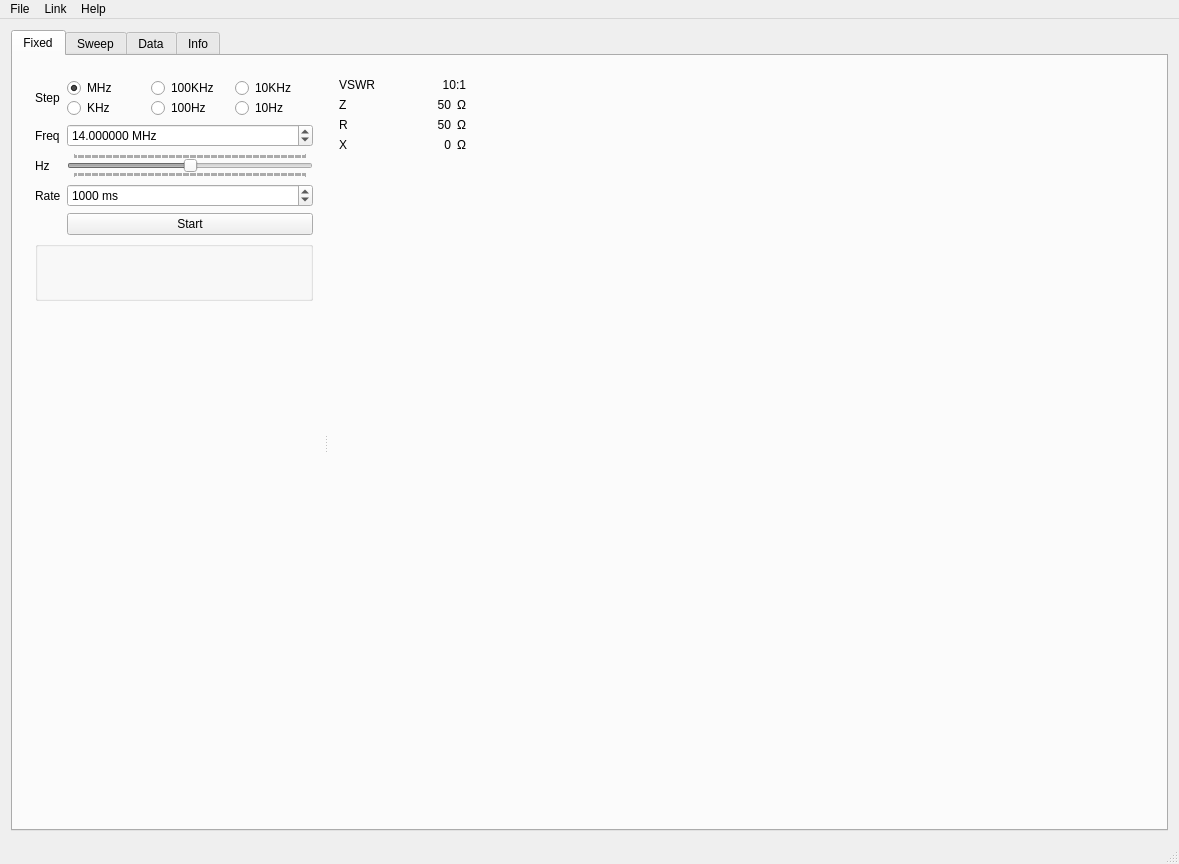
Qt form mainwindow.ui (OnnoBH/sark-100-antenna-analyzer) before a commit.
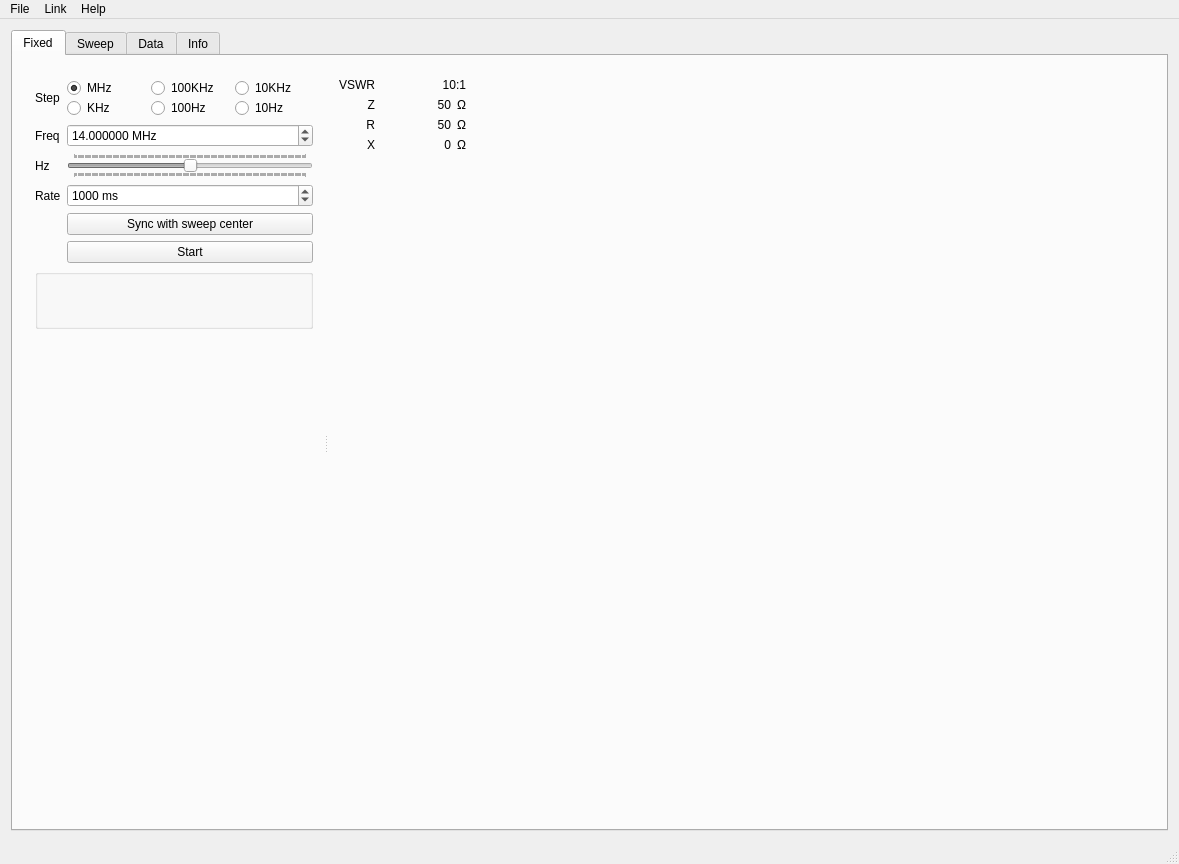
The same form after that commit. Icons and pictures are not drawn. Custom widgets are drawn as their Qt base class.

Commit message: Included monitor sync with sweep center

What changed in the file:
```diff
--- a/mainwindow.ui
+++ b/mainwindow.ui
@@ -218,6 +218,13 @@
                 </item>
                </layout>
               </item>
+              <item row="6" column="1">
+               <widget class="QPushButton" name="monStartBtn">
+                <property name="text">
+                 <string>Start</string>
+                </property>
+               </widget>
+              </item>
               <item row="2" column="0">
                <widget class="QLabel" name="label_25">
                 <property name="text">
@@ -245,9 +252,9 @@
                </widget>
               </item>
               <item row="5" column="1">
-               <widget class="QPushButton" name="monStartBtn">
+               <widget class="QPushButton" name="monitorSync">
                 <property name="text">
-                 <string>Start</string>
+                 <string>Sync with sweep center</string>
                 </property>
                </widget>
               </item>
@@ -294,6 +301,9 @@
               <property name="text">
                <string>X</string>
               </property>
+              <property name="alignment">
+               <set>Qt::AlignRight|Qt::AlignTrailing|Qt::AlignVCenter</set>
+              </property>
              </widget>
             </item>
             <item row="3" column="2">
@@ -324,6 +334,9 @@
               <property name="text">
                <string>R</string>
               </property>
+              <property name="alignment">
+               <set>Qt::AlignRight|Qt::AlignTrailing|Qt::AlignVCenter</set>
+              </property>
              </widget>
             </item>
             <item row="0" column="3">
@@ -385,19 +398,6 @@
               </property>
              </widget>
             </item>
-            <item row="1" column="0">
-             <widget class="QLabel" name="label_16">
-              <property name="sizePolicy">
-               <sizepolicy hsizetype="Maximum" vsizetype="Preferred">
-                <horstretch>0</horstretch>
-                <verstretch>0</verstretch>
-               </sizepolicy>
-              </property>
-              <property name="text">
-               <string>Z</string>
-              </property>
-             </widget>
-            </item>
             <item row="4" column="0" colspan="3">
              <spacer name="verticalSpacer_4">
               <property name="orientation">
@@ -489,6 +489,16 @@
               </property>
              </widget>
             </item>
+            <item row="1" column="0">
+             <widget class="QLabel" name="label_16">
+              <property name="text">
+               <string>Z</string>
+              </property>
+              <property name="alignment">
+               <set>Qt::AlignRight|Qt::AlignTrailing|Qt::AlignVCenter</set>
+              </property>
+             </widget>
+            </item>
            </layout>
           </widget>
          </widget>
```
The commit also changes 2 other files.
